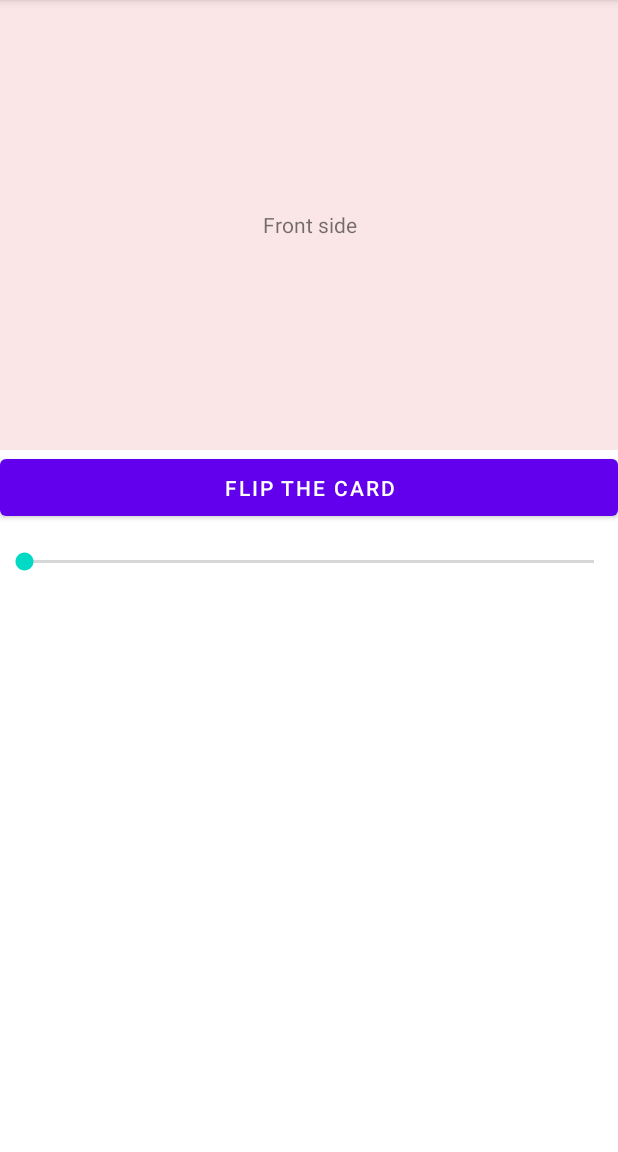
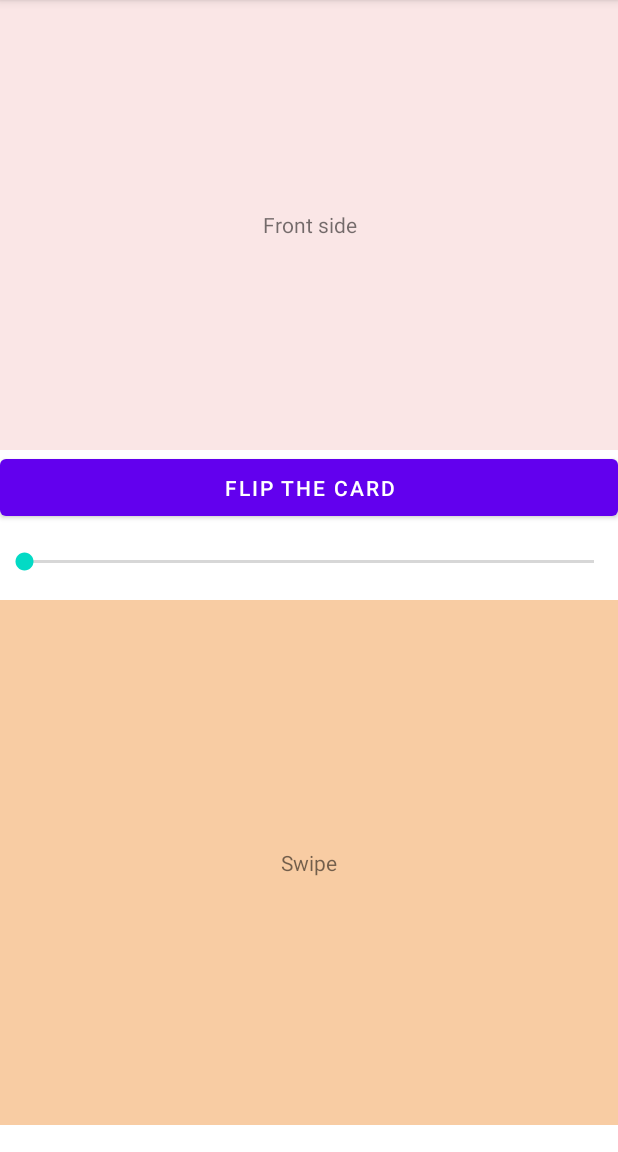
Before and after one commit to Kratos1013/cool-flip-android, an Android app: the screen it shows after launch (MainActivity), after a tap on "FLIP THE CARD", on a phone screen of 412 x 824 dp, the part 84-1236 px from its top. Run offline under Robolectric (Android 15) with nearby library versions, the phone set to English and light mode, and no system bars; 1 statement that could not run was skipped.

Commit message:
Gesture sensitivity

```diff
--- a/app/src/main/java/com/kratosle/android/coolflipapp/MainActivity.kt
+++ b/app/src/main/java/com/kratosle/android/coolflipapp/MainActivity.kt
@@ -3,7 +3,9 @@ package com.kratosle.android.coolflipapp
 import androidx.appcompat.app.AppCompatActivity
 import android.os.Bundle
 import android.util.Log
+import android.view.View
 import android.widget.Button
+import android.widget.LinearLayout
 import android.widget.SeekBar
 
 class MainActivity : AppCompatActivity(), com.kratosle.android.coolfip.FlipListener {
@@ -13,9 +15,11 @@ class MainActivity : AppCompatActivity(), com.kratosle.android.coolfip.FlipListe
         setContentView(R.layout.activity_main)
         val flipper = findViewById<com.kratosle.android.coolfip.CoolFlipView>(R.id.flipper)
         val button = findViewById<Button>(R.id.flipTheCard)
+        val gesture = findViewById<LinearLayout>(R.id.gesture)
         button.setOnClickListener {
             flipper.flip()
         }
+        flipper.addGestureDetector(gesture)
         val seekbar = findViewById<SeekBar>(R.id.seek)
         seekbar.setOnSeekBarChangeListener(object : SeekBar.OnSeekBarChangeListener{
             override fun onProgressChanged(seekBar: SeekBar?, progress: Int, fromUser: Boolean) {
--- a/app/src/main/res/layout/activity_main.xml
+++ b/app/src/main/res/layout/activity_main.xml
@@ -39,4 +39,18 @@
         android:layout_width="match_parent"
         android:layout_height="50dp"/>
 
+    <LinearLayout
+        android:orientation="vertical"
+        android:id="@+id/gesture"
+        android:background="#4DFF9A00"
+        android:layout_width="match_parent"
+        android:layout_height="350dp">
+        <TextView
+            android:text="Swipe"
+            android:gravity="center"
+            android:background="#1ABC2020"
+            android:layout_width="match_parent"
+            android:layout_height="match_parent"/>
+    </LinearLayout>
+
 </LinearLayout>
--- a/coolfip/build.gradle
+++ b/coolfip/build.gradle
@@ -74,7 +74,7 @@ afterEvaluate {
                 from isAndroidLibrary ? components.release : components.java
                 groupId GROUP
                 artifactId POM_ARTIFACT_ID
-                version '0.4-SNAPSHOT'
+                version '0.0.1-SNAPSHOT'
                 afterEvaluate {
                     artifact sourcesJar
                 }
--- a/coolfip/src/main/java/com/kratosle/android/coolfip/CoolFlipView.kt
+++ b/coolfip/src/main/java/com/kratosle/android/coolfip/CoolFlipView.kt
@@ -5,6 +5,7 @@ import android.annotation.SuppressLint
 import android.content.Context
 import android.graphics.Canvas
 import android.util.AttributeSet
+import android.util.Log
 import android.view.HapticFeedbackConstants
 import android.view.MotionEvent
 import android.view.View
@@ -24,13 +25,14 @@ class CoolFlipView @JvmOverloads constructor(
     context: Context,
     attrs: AttributeSet? = null,
 ) : FrameLayout(context, attrs) {
+    val TAG = "CoolFlipView"
+
     private lateinit var frontView: View
     private lateinit var backView: View
     var flipListener: FlipListener? = null
     private var currentFlipState: FlipState = FlipState.Front
     private var flipDegree = MutableLiveData(0f) // 0f <= val <= 180f
     private val lifeCycleObserver = CoolLifeCycleObserver()
-
     init {
         initProgressListener()
 
@@ -74,17 +76,23 @@ class CoolFlipView @JvmOverloads constructor(
     }
 
     fun flip() {
+        val toDegree = if (currentFlipState == FlipState.Front) 180f else 0f
         val va =
-            ValueAnimator.ofFloat(lastPr, if (currentFlipState == FlipState.Front) 180f else 0f)
+            ValueAnimator.ofFloat(lastPr, toDegree)
         va.duration = 1000
+        Log.i(TAG, "fullFlip, $lastPr $toDegree")
+
         va.addUpdateListener {
-            flipDegree.postValue((it.animatedValue as Float).coerceIn(-180f, 180f))
+            val rotate = (it.animatedValue as Float).coerceIn(-180f, 180f)
+            Log.i(TAG, "postDegree $rotate, $lastPr $toDegree")
+            flipDegree.postValue(rotate)
         }
         va.start()
     }
 
     private var lastPr = 0f
     fun flip(progress: Float) {
+        Log.i(TAG, "progress $progress")
         flipDegree.postValue(progress)
     }
 
@@ -111,8 +119,8 @@ class CoolFlipView @JvmOverloads constructor(
     }
 
     private fun Float.toFlipState() = when (this) {
-        0f, 89f -> FlipState.Front
-        90f, 180f -> FlipState.Back
+        in 0f..90f -> FlipState.Front
+        in 91f..180f -> FlipState.Back
         else -> {
             FlipState.Front
         }
@@ -128,6 +136,9 @@ class CoolFlipView @JvmOverloads constructor(
         lifeCycleObserver.onDestroy()
     }
 
+
+    public var gestureSensitivity: Float = 1f
+
     @SuppressLint("ClickableViewAccessibility")
     fun addGestureDetector(view: View) {
         var startY = 0f;
@@ -138,14 +149,12 @@ class CoolFlipView @JvmOverloads constructor(
                     startY = event.rawY
                 }
                 MotionEvent.ACTION_MOVE -> {
-                    val movedY = 180f - abs(event.rawY - startY)
+                    val movedY = (180f - abs((event.rawY - startY)*gestureSensitivity))
+                    Log.e(TAG, movedY.toString())
                     progress = movedY.coerceIn(0f, 180f)
                     flip(progress)
                 }
                 MotionEvent.ACTION_UP -> {
-                    if (progress == 90f){
-                        view.performHapticFeedback(HapticFeedbackConstants.CLOCK_TICK)
-                    }
                     when (progress) {
                         in 0f..90f -> {
                             flip(0f)
```
